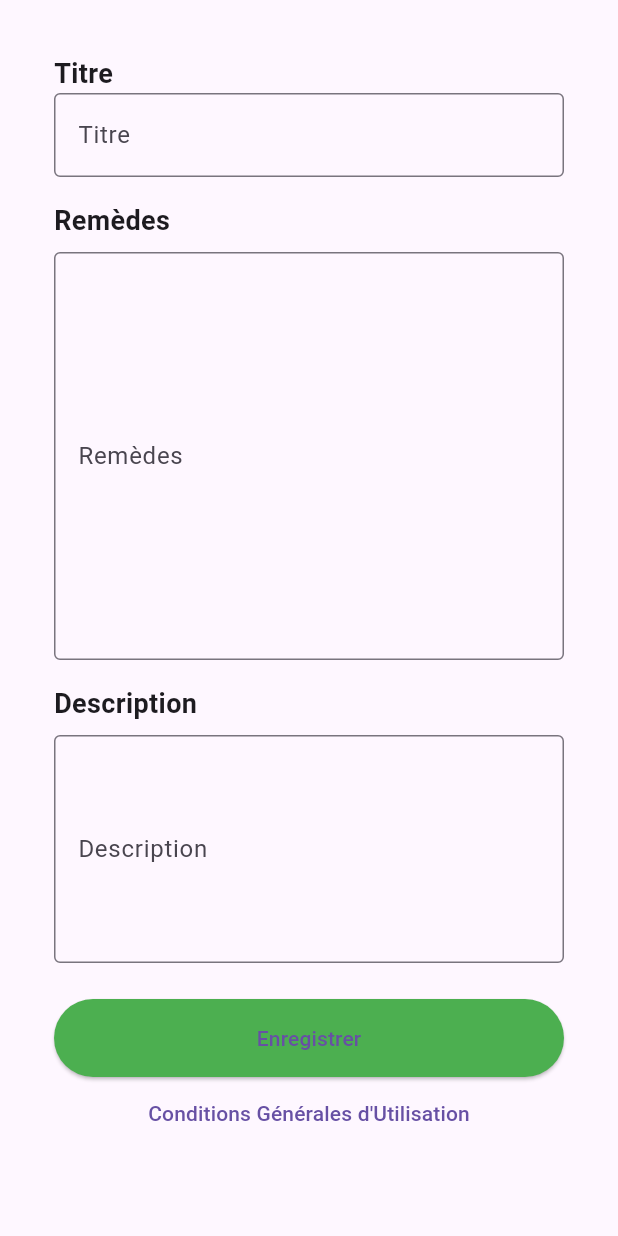
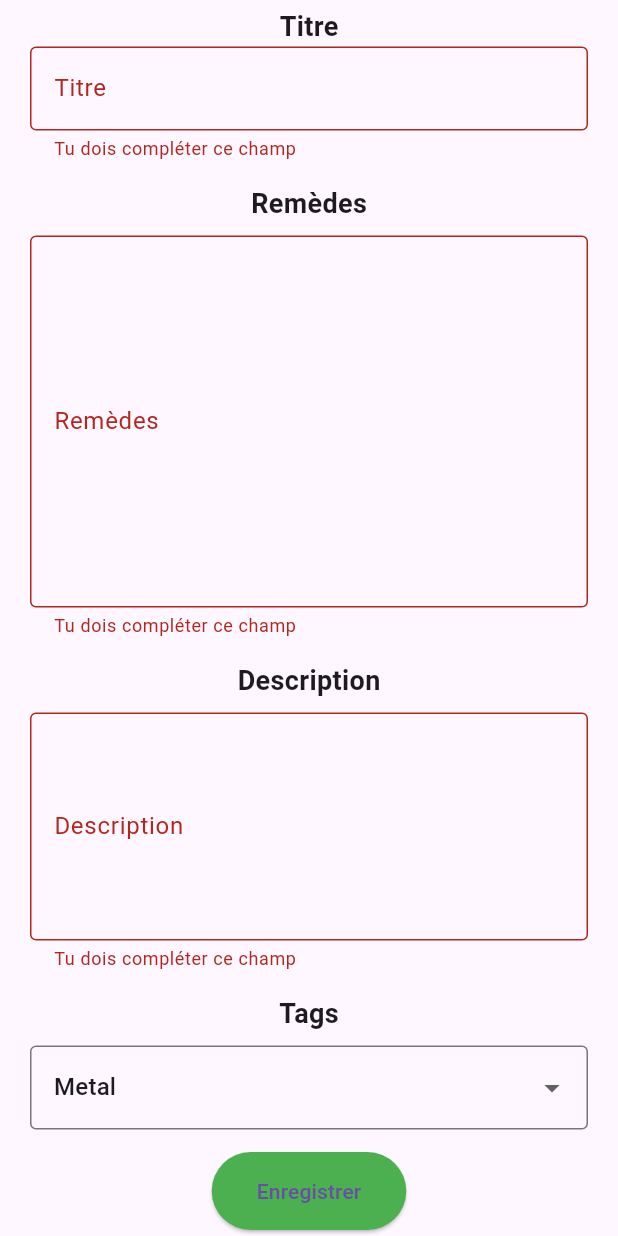
Before and after one commit to d-perreaux/EPSI_3A_flutter_chez_meme, a Flutter app: the CreateArticlePage widget shown alone on an empty page, opened directly, after a tap on "Enregistrer", on a phone screen of 412 x 824 dp. Run offline on Flutter 3.47's test engine with Material 3 defaults, Android fonts, the phone set to English and light mode, and no system bars.

Commit message:
feat(create article page): create article page is stable

```diff
--- a/lib/pages/CreateArticlePage.dart
+++ b/lib/pages/CreateArticlePage.dart
@@ -1,68 +1,141 @@
 import 'package:flutter/material.dart';
 
+import '../models/article.dart';
 
 class CreateArticlePage extends StatefulWidget {
   const CreateArticlePage({super.key});
 
   @override
-  State<CreateArticlePage> createState() => _CreateArticlePageState();
+  State<CreateArticlePage> createState() => _TestPageState();
 }
 
-class _CreateArticlePageState extends State<CreateArticlePage> {
+class _TestPageState extends State<CreateArticlePage> {
+
+  Article? article;
+  final _formKey = GlobalKey<FormState>();
+  final titleController = TextEditingController();
+  final remedesController = TextEditingController();
+  final descriptionController = TextEditingController();
+  String selectedTag = 'Metal';
+
+  @override
+  void dispose() {
+    super.dispose();
+    titleController.dispose();
+    remedesController.dispose();
+    descriptionController.dispose();
+  }
+
   @override
   Widget build(BuildContext context) {
-    return Padding(
-      padding: EdgeInsets.all(20.0),
-      child: SingleChildScrollView(
-        padding: const EdgeInsets.all(16.0),
+    return SingleChildScrollView(
+        child: Container(
+          margin: EdgeInsetsDirectional.only(start: 20, top: 5, end: 20),
+          child: Form(
+              key: _formKey,
               child: Column(
-          crossAxisAlignment: CrossAxisAlignment.stretch,
-          children: <Widget>[
-            const Text('Titre', style: TextStyle(fontSize: 18, fontWeight: FontWeight.bold)),
-            const TextField(
+                children: [
+                  Text('Titre',
+                      style: TextStyle(fontSize: 18, fontWeight: FontWeight.bold)),
+                  TextFormField(
                     decoration: InputDecoration(
                         labelText: 'Titre',
-                border: OutlineInputBorder(),
+                        hintText: 'Titre de la page',
+                        border: OutlineInputBorder()),
+                    validator: (value) {
+                      if (value == null || value.isEmpty) {
+                        return "Tu dois compléter ce champ";
+                      }
+                    },
+                    controller: titleController,
                   ),
-            ),
-            const SizedBox(height: 16.0),
-            const Text('Remèdes', style: TextStyle(fontSize: 18, fontWeight: FontWeight.bold)),
-            const SizedBox(height: 8.0),
-            const TextField(
+                  SizedBox(height: 16.0),
+                  Text('Remèdes',
+                      style: TextStyle(fontSize: 18, fontWeight: FontWeight.bold)),
+                  SizedBox(height: 8.0),
+                  TextFormField(
                     decoration: InputDecoration(
                       labelText: 'Remèdes',
                       hintText: 'Ingrédients et commentaire pour chaques remèdes',
                       border: OutlineInputBorder(),
                     ),
-              maxLines: 10,
+                    validator: (value) {
+                      if (value == null || value.isEmpty) {
+                        return "Tu dois compléter ce champ";
+                      }
+                    },
+                    maxLines: 9,
+                    controller: remedesController,
                   ),
-            const SizedBox(height: 16.0),
-            const Text('Description', style: TextStyle(fontSize: 18, fontWeight: FontWeight.bold)),
-            const SizedBox(height: 8.0),
-            const TextField(
+                  SizedBox(height: 16.0),
+                  Text('Description',
+                      style: TextStyle(fontSize: 18, fontWeight: FontWeight.bold)),
+                  SizedBox(height: 8.0),
+                  TextFormField(
                     decoration: InputDecoration(
                       labelText: 'Description',
-                hintText: 'Lorem ipsum dolor sit amet, consectetur adipiscing elit...',
+                      hintText:
+                      'Lorem ipsum dolor sit amet, consectetur adipiscing elit...',
                       border: OutlineInputBorder(),
                     ),
+                    validator: (value) {
+                      if (value == null || value.isEmpty) {
+                        return "Tu dois compléter ce champ";
+                      }
+                    },
+                    controller: descriptionController,
                     maxLines: 5,
                   ),
-            const SizedBox(height: 24.0),
+                  SizedBox(height: 16),
+                  Text('Tags',
+                      style: TextStyle(fontSize: 18, fontWeight: FontWeight.bold)),
+                  SizedBox(height: 8),
+                  DropdownButtonFormField(
+                      items: [
+                        DropdownMenuItem(value: 'Metal', child: Text("Metal"),),
+                        DropdownMenuItem(value: 'Non Music', child: Text("Non Music"),),
+                        DropdownMenuItem(value: 'Latin', child: Text("Latin"),),
+                        DropdownMenuItem(value: 'Jazz', child: Text("Jazz"),),
+                        DropdownMenuItem(value: 'Rap', child: Text("Rap"),),
+                        DropdownMenuItem(value: 'Country', child: Text("Country"),),
+                      ],
+                      decoration: InputDecoration(
+                          border: OutlineInputBorder()
+                      ),
+                      value: selectedTag,
+                      onChanged: (value){
+                        setState(() {
+                          selectedTag = value!;
+                        });
+                      }
+                  ),
+                  SizedBox(height: 15),
                   ElevatedButton(
-              onPressed: () {},
+                    onPressed: () {
+                      if (_formKey.currentState!.validate()) {
+                        final title = titleController.text;
+                        final description = descriptionController.text;
+                        final tag = selectedTag;
+                        final content = remedesController.text;
+                        ScaffoldMessenger.of(context).showSnackBar(
+                            const SnackBar(content: Text("envoi en cours")));
+                        FocusScope.of(context).requestFocus(FocusNode());
+                        Article article1 = Article(title,description,tag,content);
+                        print("Titre de l'article : ${article1.title}");
+                        print("Description de l'article : ${article1.description}");
+                        print("tag de l'article : ${article1.tag}");
+                        print("Remèdes de l'article : ${article1.content}");
+                      }
+                    },
                     style: ElevatedButton.styleFrom(
                       primary: Colors.green,
-                padding: const EdgeInsets.symmetric(vertical: 16.0),
+                      padding: const EdgeInsets.symmetric(
+                          vertical: 16.0, horizontal: 30),
                     ),
                     child: const Text('Enregistrer'),
                   ),
-            TextButton(
-              onPressed: () {},
-              child: const Text('Conditions Générales d\'Utilisation'),
-            ),
                 ],
-        ),
-      ),
-    );
+              )),
+        ));
   }
 }
--- a/lib/pages/HomePage.dart
+++ b/lib/pages/HomePage.dart
@@ -1,7 +1,6 @@
 import 'package:chez_meme/pages/CreateArticlePage.dart';
 import 'package:chez_meme/pages/FavoritesPage.dart';
 import 'package:chez_meme/pages/SearchPage.dart';
-import 'package:chez_meme/pages/TestPage.dart';
 import 'package:flutter/material.dart';
 
 class HomePage extends StatefulWidget {
@@ -31,7 +30,7 @@ class _HomePageState extends State<HomePage> {
       body: [
         SearchPage(),
         FavoritesPage(),
-        TestPage()
+        CreateArticlePage()
       ][_currentIndex],
       bottomNavigationBar: BottomNavigationBar(
         currentIndex: _currentIndex,
--- a/lib/pages/TestPage.dart
+++ /dev/null
@@ -1,33 +0,0 @@
-import 'package:flutter/material.dart';
-
-class TestPage extends StatefulWidget {
-  const TestPage({super.key});
-
-  @override
-  State<TestPage> createState() => _TestPageState();
-}
-
-class _TestPageState extends State<TestPage> {
-  @override
-  Widget build(BuildContext context) {
-    return Material(
-      child: Container(
-        margin: EdgeInsetsDirectional.only(start: 20, top: 20, end: 20),
-        child: Form(
-          child: Column(
-            children: [
-              Text('Titre', style: TextStyle(fontSize: 18, fontWeight: FontWeight.bold)),
-              TextFormField(
-                decoration: InputDecoration(
-                  labelText: 'Titre',
-                  hintText: 'Titre de la page',
-                  border: OutlineInputBorder()
-                ),
-              )
-            ],
-          )
-            ),
-      )
-    );
-  }
-}
```
Also changed, not shown: pubspec.lock. Lines whose indentation alone changed are shown as unchanged.
